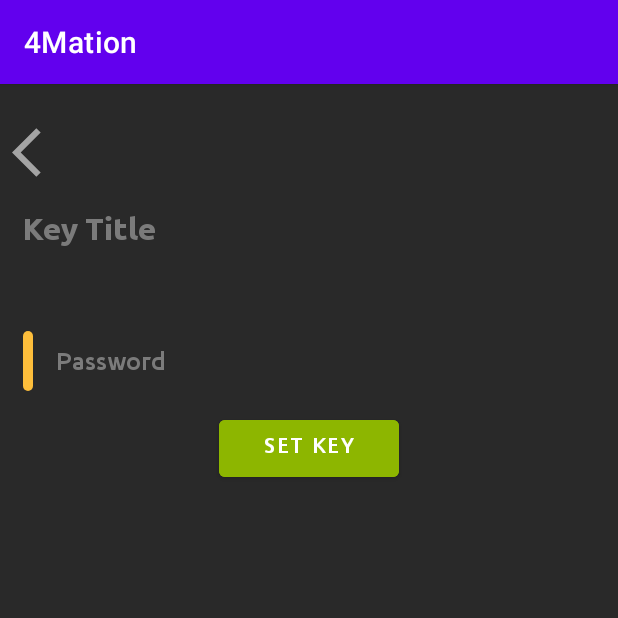
After one commit to SupunGurusinghe/MAD_Group_Project, an Android app: the LockReset screen opened directly, with no data from a screen before it, on a phone screen of 412 x 824 dp, the top half of it. The commit adds this screen. Run offline under Robolectric (Android 15) with nearby library versions, the phone set to English and light mode, and no system bars; our stand-ins replace sdp/ssp sizes.

Commit message:
Add Reset Password UI

```diff
--- a/app/src/main/AndroidManifest.xml
+++ b/app/src/main/AndroidManifest.xml
@@ -9,6 +9,9 @@
         android:roundIcon="@mipmap/ic_launcher_round"
         android:supportsRtl="true"
         android:theme="@style/Theme.4Mation">
+        <activity
+            android:name=".LockReset"
+            android:exported="true" />
         <activity
             android:name=".LockThree"
             android:exported="true" />
--- /dev/null
+++ b/app/src/main/java/com/example/a4mation/LockReset.java
@@ -0,0 +1,14 @@
+package com.example.a4mation;
+
+import androidx.appcompat.app.AppCompatActivity;
+
+import android.os.Bundle;
+
+public class LockReset extends AppCompatActivity {
+
+    @Override
+    protected void onCreate(Bundle savedInstanceState) {
+        super.onCreate(savedInstanceState);
+        setContentView(R.layout.activity_lock_reset);
+    }
+}
--- /dev/null
+++ b/app/src/main/res/layout/activity_lock_reset.xml
@@ -0,0 +1,131 @@
+<?xml version="1.0" encoding="utf-8"?>
+<androidx.constraintlayout.widget.ConstraintLayout xmlns:android="http://schemas.android.com/apk/res/android"
+    xmlns:app="http://schemas.android.com/apk/res-auto"
+    xmlns:tools="http://schemas.android.com/tools"
+    android:layout_width="match_parent"
+    android:layout_height="match_parent"
+    android:background="@color/colorPrimary"
+    tools:context=".LockReset">
+
+    <ScrollView
+        android:layout_width="match_parent"
+        android:layout_height="match_parent"
+        android:clipToPadding="false"
+        android:paddingBottom="@dimen/_10sdp"
+        app:layout_constraintBottom_toBottomOf="parent"
+        app:layout_constraintEnd_toEndOf="parent"
+        app:layout_constraintStart_toStartOf="parent"
+        app:layout_constraintTop_toTopOf="parent">
+
+        <androidx.constraintlayout.widget.ConstraintLayout
+            android:layout_width="match_parent"
+            android:layout_height="wrap_content"
+            android:layout_marginTop="0dp"
+            android:animateLayoutChanges="true">
+
+            <ImageView
+                android:id="@+id/imageBack"
+                android:layout_width="@dimen/_30sdp"
+                android:layout_height="@dimen/_30sdp"
+                android:layout_marginStart="@dimen/_6sdp"
+                android:layout_marginLeft="@dimen/_6sdp"
+                android:layout_marginTop="@dimen/_20sdp"
+                android:layout_marginEnd="@dimen/_12sdp"
+                android:layout_marginRight="@dimen/_12sdp"
+                android:contentDescription="@string/app_name"
+                android:src="@drawable/ic_back"
+                app:layout_constraintStart_toStartOf="parent"
+                app:layout_constraintTop_toTopOf="parent"
+                app:tint="@color/colorIcons" />
+
+
+
+            <TextView
+                android:id="@+id/ResetKeyTitle"
+                android:layout_width="match_parent"
+                android:layout_height="@dimen/_35sdp"
+                android:layout_marginStart="@dimen/_12sdp"
+                android:layout_marginTop="@dimen/_15sdp"
+                android:layout_marginEnd="@dimen/_12sdp"
+                android:background="@null"
+                android:fontFamily="@font/ubuntu_bold"
+                android:hint="@string/key_title"
+                android:importantForAutofill="no"
+                android:includeFontPadding="false"
+                android:textColor="@color/colorWhite"
+                android:textColorHint="@color/colorTextHint"
+                android:textSize="@dimen/_16ssp"
+                app:layout_constraintTop_toBottomOf="@id/imageBack"/>
+
+            <TextView
+                android:id="@+id/textDateTime"
+                android:layout_width="0dp"
+                android:layout_height="wrap_content"
+                android:fontFamily="@font/ubuntu_regular"
+                android:includeFontPadding="false"
+                android:textColor="@color/colorIcons"
+                android:textSize="@dimen/_10ssp"
+                app:layout_constraintEnd_toEndOf="@id/ResetKeyTitle"
+                app:layout_constraintStart_toStartOf="@id/ResetKeyTitle"
+                app:layout_constraintTop_toBottomOf="@id/ResetKeyTitle" />
+
+            <EditText
+                android:id="@+id/addNewPassword"
+                android:layout_width="0dp"
+                android:layout_height="wrap_content"
+                android:layout_marginStart="@dimen/_12sdp"
+                android:layout_marginTop="@dimen/_15sdp"
+                android:layout_marginEnd="@dimen/_12sdp"
+                android:background="@null"
+                android:fontFamily="@font/ubuntu_medium"
+                android:hint="@string/password"
+                android:importantForAutofill="no"
+                android:includeFontPadding="false"
+                android:inputType="textPassword"
+                android:paddingTop="@dimen/_8sdp"
+                android:paddingBottom="@dimen/_8sdp"
+                android:textColor="@color/colorNoteSubtitleText"
+                android:textColorHint="@color/colorTextHint"
+                android:textSize="@dimen/_13ssp"
+                app:layout_constraintEnd_toEndOf="parent"
+                app:layout_constraintStart_toEndOf="@id/viewPasswordIndicator"
+                app:layout_constraintTop_toBottomOf="@id/textDateTime"
+                app:layout_constraintBottom_toTopOf="@id/setKeyButton"/>
+
+
+
+            <View
+                android:id="@+id/viewPasswordIndicator"
+                android:layout_width="@dimen/_5sdp"
+                android:layout_height="0dp"
+                android:layout_marginStart="@dimen/_12sdp"
+                android:background="@drawable/input_password_indicator"
+                app:layout_constraintBottom_toBottomOf="@id/addNewPassword"
+                app:layout_constraintStart_toStartOf="parent"
+                app:layout_constraintTop_toTopOf="@id/addNewPassword"
+                android:layout_marginLeft="@dimen/_12sdp" />
+
+
+            <Button
+                android:id="@+id/setKeyButton"
+                android:layout_width="120dp"
+                android:layout_height="50dp"
+                android:layout_marginTop="@dimen/_10sdp"
+                android:layout_marginBottom="@dimen/_10sdp"
+                android:backgroundTint="@color/colorSetKeyButton"
+                android:contentDescription="@string/app_name"
+                android:fontFamily="@font/ubuntu_medium"
+                android:gravity="center_horizontal"
+                android:textAlignment="center"
+                android:padding="@dimen/_6sdp"
+                android:text="@string/set_key"
+                app:layout_constraintBottom_toBottomOf="parent"
+                app:layout_constraintEnd_toEndOf="parent"
+                app:layout_constraintStart_toStartOf="parent"
+                app:layout_constraintTop_toBottomOf="@id/addNewPassword"
+                app:layout_constraintVertical_bias="0.0" />
+        </androidx.constraintlayout.widget.ConstraintLayout>
+    </ScrollView>
+
+
+</androidx.constraintlayout.widget.ConstraintLayout>
--- a/app/src/main/res/values/ids.xml
+++ b/app/src/main/res/values/ids.xml
@@ -9,4 +9,7 @@
     <item name="imageSave" type="id"/>
     <item name="imageDeleteNote" type="id"/>
     <item name="okButton" type="id"/>
+    <item name="ResetKeyTitle" type="id" />
+    <item name="addNewPassword" type="id" />
+    <item name="setKeyButton" type="id" />
 </resources>
--- a/app/src/main/res/values/strings.xml
+++ b/app/src/main/res/values/strings.xml
@@ -21,4 +21,6 @@
     <string name="typed_description">Description</string>
     <string name="decrypt">Decrypt</string>
     <string name="done">Done</string>
+    <string name="key_title">Key Title</string>
+    <string name="set_key">Set Key</string>
 </resources>
```
